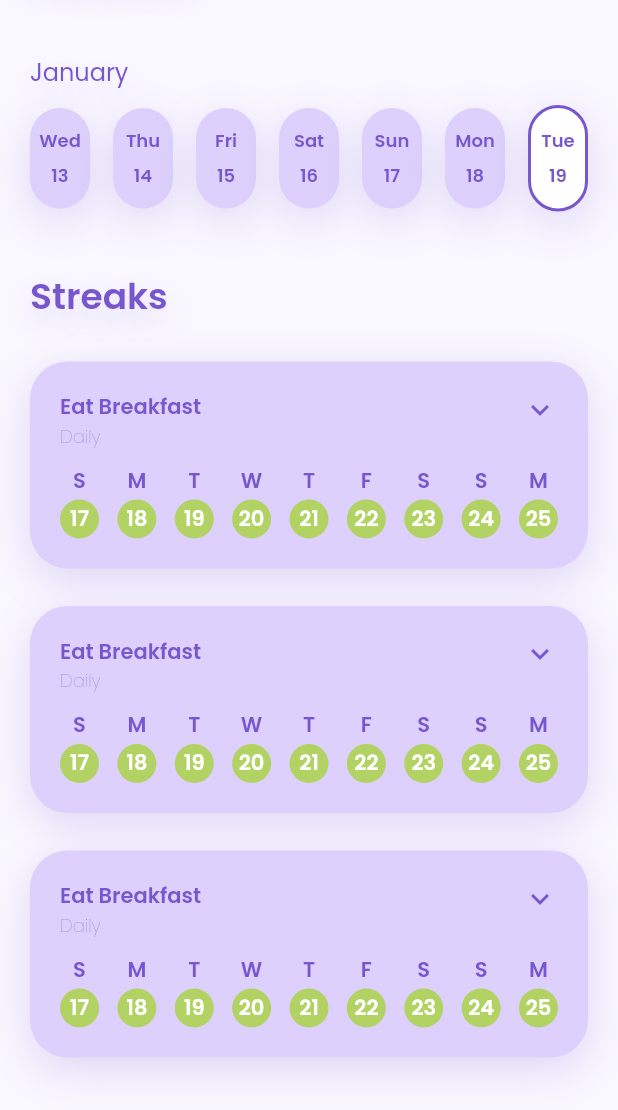
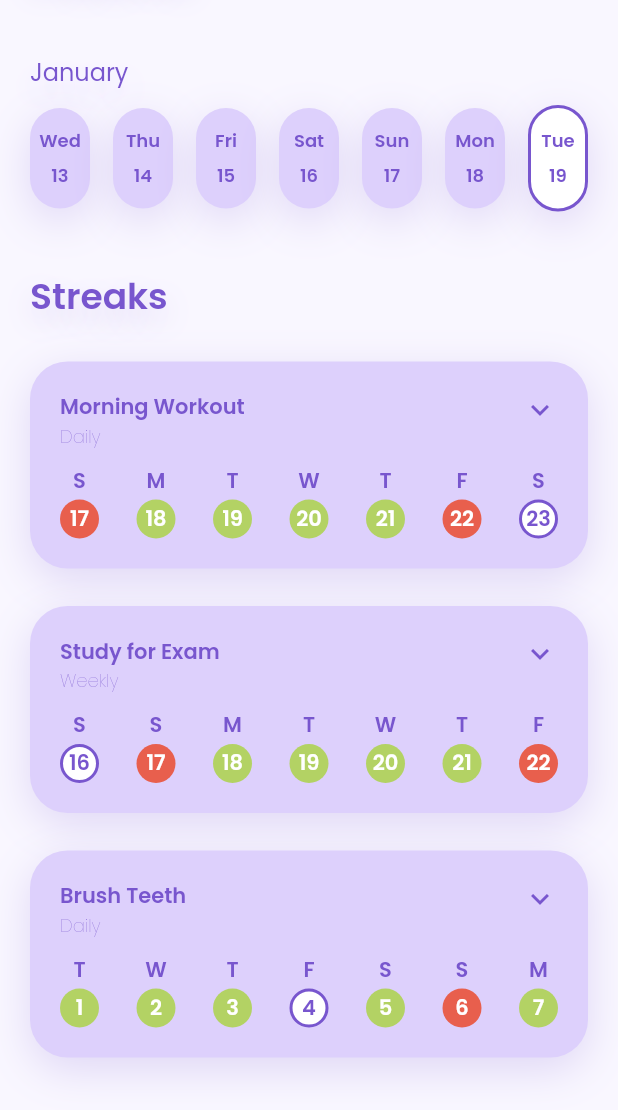
Before and after one commit to afwcole/habittracker, a Flutter app: what mainBody() shows on an empty page, opened directly, on a phone screen of 412 x 824 dp, the part 126-1236 px from its top. Run offline on Flutter 3.47's test engine with Material 2 defaults, Android fonts, the phone set to English and light mode, and no system bars; drawn by our look-alikes of expandable; our stand-ins replace google_fonts.

Commit message:
Habit Model implemented in the homepage card

```diff
--- a/lib/functions/date_helper.dart
+++ b/lib/functions/date_helper.dart
@@ -1,3 +1,7 @@
+import 'package:flutter/cupertino.dart';
+import 'package:flutter/material.dart';
+import 'package:habittracker/models/habit_date.dart';
+
 List<DateTime> getDateList(DateTime firstDate, DateTime lastDate) {
   List<DateTime> list = [];
   int count = daysCount(toDateMonthYear(firstDate), toDateMonthYear(lastDate));
@@ -20,3 +24,19 @@ String weekdayToISOString(int weekday, int noOfLetters) {
   List<String> weekdays1 = ["M", "T", "W", "T", "F", "S", "S"];
   return noOfLetters == 1 ? weekdays1[weekday - 1] : weekdays3[weekday - 1];
 }
+
+Color getDateIconColor(HabitDate habitDate) {
+  switch (habitDate.activity) {
+    case "Completed":
+      {
+        return const Color(0xFFB3D264);
+      }
+
+    case "Uncompleted":
+      {
+        return const Color(0xFFE85F4D);
+      }
+  }
+
+  return Colors.white;
+}
--- a/lib/models/habit.dart
+++ b/lib/models/habit.dart
@@ -52,13 +52,24 @@ class Habit {
           HabitDate(DateTime(2022, 4, 21), "Completed"),
           HabitDate(DateTime(2022, 4, 22), "Uncompleted"),
           HabitDate(DateTime(2022, 4, 23), "Break"),
-          HabitDate(DateTime(2022, 4, 24), "Break"),
-          HabitDate(DateTime(2022, 4, 19), "Completed"),
-          HabitDate(DateTime(2022, 4, 20), "Completed"),
-          HabitDate(DateTime(2022, 4, 21), "Completed"),
-          HabitDate(DateTime(2022, 4, 22), "Uncompleted"),
-          HabitDate(DateTime(2022, 4, 23), "Break"),
-          HabitDate(DateTime(2022, 4, 24), "Break"),
+        ],
+        false,
+      ),
+      Habit(
+        3,
+        "Brush Teeth",
+        "Daily",
+        DateTime(2022, 3, 1),
+        [0, 1, 2, 3, 4],
+        [
+          HabitDate(DateTime(2022, 3, 1), "Completed"),
+          HabitDate(DateTime(2022, 3, 2), "Completed"),
+          HabitDate(DateTime(2022, 3, 3), "Completed"),
+          HabitDate(DateTime(2022, 3, 4), "Break"),
+          HabitDate(DateTime(2022, 3, 5), "Completed"),
+          HabitDate(DateTime(2022, 3, 6), "Uncompleted"),
+          HabitDate(DateTime(2022, 3, 7), "Completed"),
+          HabitDate(DateTime(2022, 3, 8), "Completed"),
         ],
         false,
       ),
--- a/lib/pages/homepage.dart
+++ b/lib/pages/homepage.dart
@@ -1,5 +1,7 @@
 import 'package:flutter/material.dart';
 import 'package:google_fonts/google_fonts.dart';
+import 'package:habittracker/models/habit.dart';
+import 'package:habittracker/models/habit_date.dart';
 import 'package:habittracker/widgets/create_habit_bottom_sheet.dart';
 import 'package:habittracker/widgets/home_habit_card.dart';
 import 'package:habittracker/widgets/horizontal_calendar.dart';
@@ -58,6 +60,8 @@ class HomePage extends StatelessWidget {
 }
 
 Widget mainBody(BuildContext context) {
+  List<Habit> usersHabits = Habit.fetchAll();
+
   return SingleChildScrollView(
       padding: const EdgeInsets.symmetric(horizontal: 20),
       child: Column(
@@ -131,8 +135,18 @@ Widget mainBody(BuildContext context) {
           const SizedBox(
             height: 25,
           ),
-          for (int i = 0; i < 3; i++)
-            Column(children: const [HomeHabitCard(), SizedBox(height: 25)]),
+          Column(
+            children: [
+              ...usersHabits.map((habit) {
+                return Column(children: [
+                  HomeHabitCard(habit: habit),
+                  const SizedBox(
+                    height: 25,
+                  )
+                ]);
+              }),
+            ],
+          ),
           const SizedBox(
             height: 80,
           )
--- a/lib/widgets/home_habit_card.dart
+++ b/lib/widgets/home_habit_card.dart
@@ -2,20 +2,23 @@ import 'package:expandable/expandable.dart';
 import 'package:flutter/material.dart';
 import 'package:google_fonts/google_fonts.dart';
 import 'package:habittracker/functions/date_helper.dart';
+import 'package:habittracker/models/habit.dart';
+import 'package:habittracker/models/habit_date.dart';
 
 class HomeHabitCard extends StatefulWidget {
-  const HomeHabitCard({Key? key}) : super(key: key);
+  final Habit habit;
+  const HomeHabitCard({Key? key, required this.habit}) : super(key: key);
 
   @override
   State<HomeHabitCard> createState() => _HomeHabitCardState();
 }
 
 class _HomeHabitCardState extends State<HomeHabitCard> {
-  final habitName = "Eat Breakfast";
-  final habitFrequency = "Daily";
-
   @override
   Widget build(BuildContext context) {
+    final List<HabitDate> habitHistory = widget.habit.habitHistory;
+    final int noOfDaysInHistory = habitHistory.length;
+
     return Container(
       decoration: const BoxDecoration(
           color: Color(0xFFDDD0FC),
@@ -43,7 +46,7 @@ class _HomeHabitCardState extends State<HomeHabitCard> {
             crossAxisAlignment: CrossAxisAlignment.start,
             children: [
               Text(
-                habitName,
+                widget.habit.habitName,
                 style: GoogleFonts.poppins(
                   textStyle: const TextStyle(
                     fontSize: 14,
@@ -53,7 +56,7 @@ class _HomeHabitCardState extends State<HomeHabitCard> {
                 ),
               ),
               Text(
-                habitFrequency,
+                widget.habit.frequencyType,
                 style: GoogleFonts.poppins(
                   textStyle: const TextStyle(
                     fontSize: 12,
@@ -69,8 +72,7 @@ class _HomeHabitCardState extends State<HomeHabitCard> {
           children: [
             weeklyStreak(
               context,
-              DateTime(2022, 4, 17),
-              DateTime.now(),
+              widget.habit.habitHistory,
             ),
           ],
         ),
@@ -78,8 +80,7 @@ class _HomeHabitCardState extends State<HomeHabitCard> {
           children: [
             weeklyStreak(
               context,
-              DateTime(2022, 4, 17),
-              DateTime.now(),
+              widget.habit.habitHistory,
             ),
             habitCardButtonRow(context),
           ],
@@ -121,17 +122,15 @@ Widget habitCardButtonRow(BuildContext context) {
   );
 }
 
-Widget weeklyStreak(
-    BuildContext context, DateTime firstDate, DateTime lastDate) {
-  List<DateTime> weekList = getDateList(firstDate, lastDate);
-
+Widget weeklyStreak(BuildContext context, List<HabitDate> habitHistory) {
   return Container(
     margin: const EdgeInsets.fromLTRB(20, 0, 20, 20),
     child: Row(
       mainAxisAlignment: MainAxisAlignment.spaceBetween,
       children: [
-        for (DateTime dateTime in weekList)
-          cardDateIcon(context, dateTime, const Color(0xFFB3D264), false),
+        ...habitHistory
+            .getRange(habitHistory.length - 8, habitHistory.length - 1)
+            .map((habitDate) => cardDateIcon(context, habitDate)),
       ],
     ),
   );
@@ -186,13 +185,14 @@ Widget habitCardButtons(
   );
 }
 
-Widget cardDateIcon(
-    BuildContext context, DateTime dateTime, Color iconColor, bool isBorderOn) {
+Widget cardDateIcon(BuildContext context, HabitDate habitDate) {
+  Color iconColor = getDateIconColor(habitDate);
+
   return Column(
     crossAxisAlignment: CrossAxisAlignment.center,
     children: [
       Text(
-        weekdayToISOString(dateTime.weekday, 1),
+        weekdayToISOString(habitDate.date.weekday, 1),
         style: GoogleFonts.poppins(
           textStyle: const TextStyle(
             fontSize: 14,
@@ -209,23 +209,25 @@ Widget cardDateIcon(
         height: 26,
         width: 26,
         child: Text(
-          dateTime.day.toString(),
+          habitDate.date.day.toString(),
           style: GoogleFonts.poppins(
             textStyle: TextStyle(
               fontSize: 14,
-              color: isBorderOn ? const Color(0xFF7856CE) : Colors.white,
+              color: habitDate.activity == "Break"
+                  ? const Color(0xFF7856CE)
+                  : Colors.white,
               fontWeight: FontWeight.w600,
             ),
           ),
         ),
         decoration: BoxDecoration(
-          border: isBorderOn
+          border: habitDate.activity == "Break"
               ? Border.all(
                   color: const Color(0xFF7856CE),
                   width: 2,
                 )
               : null,
-          color: isBorderOn ? Colors.white : iconColor,
+          color: iconColor,
           shape: BoxShape.circle,
         ),
       ),
```
